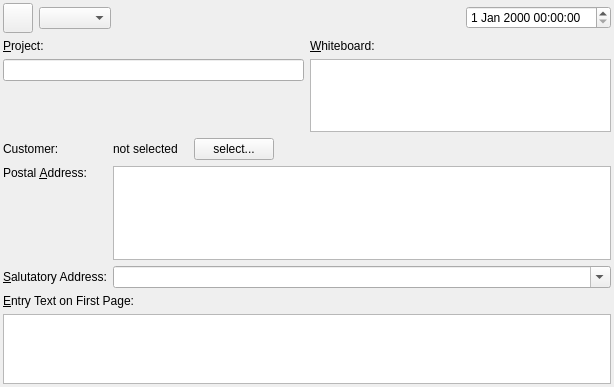
Before: the Qt Designer form src/docheader.ui in dragotin/kraft, drawn with Qt 5.
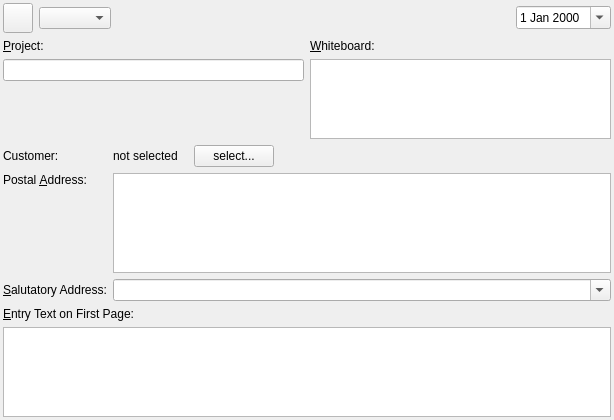
After: the same form once the commit is applied.

Commit message: Fix DateEdit in Headersection, also set modified flag in textsel.

What changed in the file:
```diff
--- a/src/docheader.ui
+++ b/src/docheader.ui
@@ -7,7 +7,7 @@
     <x>0</x>
     <y>0</y>
     <width>614</width>
-    <height>387</height>
+    <height>420</height>
    </rect>
   </property>
   <layout class="QVBoxLayout" name="verticalLayout_3" stretch="0,0,0,0,1">
@@ -52,7 +52,11 @@
       </spacer>
      </item>
      <item>
-      <widget class="QDateTimeEdit" name="m_dateEdit"/>
+      <widget class="QDateEdit" name="m_dateEdit">
+       <property name="calendarPopup">
+        <bool>true</bool>
+       </property>
+      </widget>
      </item>
     </layout>
    </item>
```
The commit also changes 3 other files.
